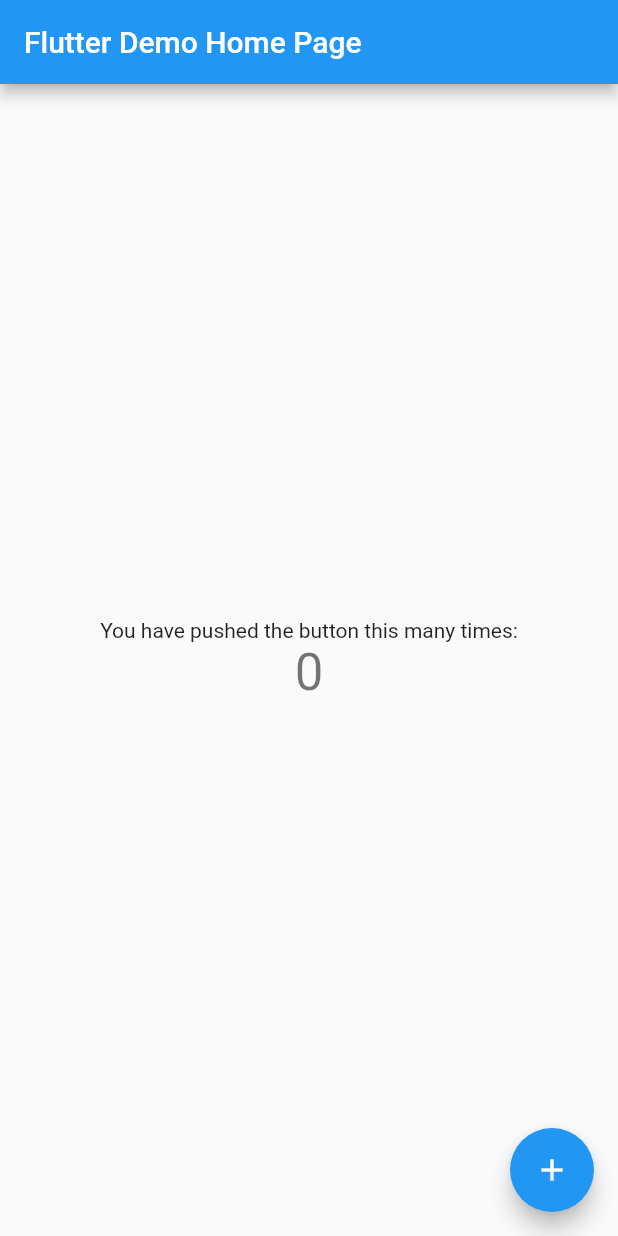
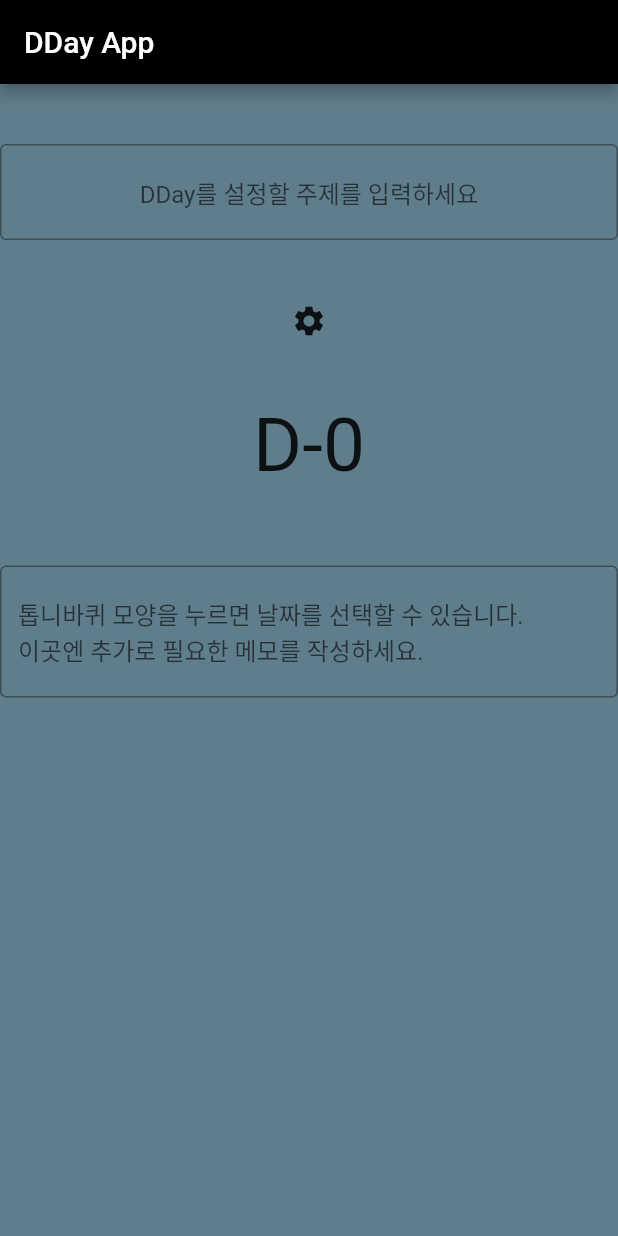
Before and after one commit to Juice-Han/dday_app, a Flutter app: the screen it shows after launch, on a phone screen of 412 x 824 dp. Run offline on Flutter 3.47's test engine with Material 2 defaults, Android fonts, the phone set to English and light mode, and no system bars.

Commit message:
2nd commit

```diff
--- a/lib/main.dart
+++ b/lib/main.dart
@@ -1,115 +1,6 @@
+import 'package:dday_app/screen/home_screen.dart';
 import 'package:flutter/material.dart';
 
 void main() {
-  runApp(const MyApp());
+  runApp(homeScreen());
 }
-
-class MyApp extends StatelessWidget {
-  const MyApp({super.key});
-
-  // This widget is the root of your application.
-  @override
-  Widget build(BuildContext context) {
-    return MaterialApp(
-      title: 'Flutter Demo',
-      theme: ThemeData(
-        // This is the theme of your application.
-        //
-        // Try running your application with "flutter run". You'll see the
-        // application has a blue toolbar. Then, without quitting the app, try
-        // changing the primarySwatch below to Colors.green and then invoke
-        // "hot reload" (press "r" in the console where you ran "flutter run",
-        // or simply save your changes to "hot reload" in a Flutter IDE).
-        // Notice that the counter didn't reset back to zero; the application
-        // is not restarted.
-        primarySwatch: Colors.blue,
-      ),
-      home: const MyHomePage(title: 'Flutter Demo Home Page'),
-    );
-  }
-}
-
-class MyHomePage extends StatefulWidget {
-  const MyHomePage({super.key, required this.title});
-
-  // This widget is the home page of your application. It is stateful, meaning
-  // that it has a State object (defined below) that contains fields that affect
-  // how it looks.
-
-  // This class is the configuration for the state. It holds the values (in this
-  // case the title) provided by the parent (in this case the App widget) and
-  // used by the build method of the State. Fields in a Widget subclass are
-  // always marked "final".
-
-  final String title;
-
-  @override
-  State<MyHomePage> createState() => _MyHomePageState();
-}
-
-class _MyHomePageState extends State<MyHomePage> {
-  int _counter = 0;
-
-  void _incrementCounter() {
-    setState(() {
-      // This call to setState tells the Flutter framework that something has
-      // changed in this State, which causes it to rerun the build method below
-      // so that the display can reflect the updated values. If we changed
-      // _counter without calling setState(), then the build method would not be
-      // called again, and so nothing would appear to happen.
-      _counter++;
-    });
-  }
-
-  @override
-  Widget build(BuildContext context) {
-    // This method is rerun every time setState is called, for instance as done
-    // by the _incrementCounter method above.
-    //
-    // The Flutter framework has been optimized to make rerunning build methods
-    // fast, so that you can just rebuild anything that needs updating rather
-    // than having to individually change instances of widgets.
-    return Scaffold(
-      appBar: AppBar(
-        // Here we take the value from the MyHomePage object that was created by
-        // the App.build method, and use it to set our appbar title.
-        title: Text(widget.title),
-      ),
-      body: Center(
-        // Center is a layout widget. It takes a single child and positions it
-        // in the middle of the parent.
-        child: Column(
-          // Column is also a layout widget. It takes a list of children and
-          // arranges them vertically. By default, it sizes itself to fit its
-          // children horizontally, and tries to be as tall as its parent.
-          //
-          // Invoke "debug painting" (press "p" in the console, choose the
-          // "Toggle Debug Paint" action from the Flutter Inspector in Android
-          // Studio, or the "Toggle Debug Paint" command in Visual Studio Code)
-          // to see the wireframe for each widget.
-          //
-          // Column has various properties to control how it sizes itself and
-          // how it positions its children. Here we use mainAxisAlignment to
-          // center the children vertically; the main axis here is the vertical
-          // axis because Columns are vertical (the cross axis would be
-          // horizontal).
-          mainAxisAlignment: MainAxisAlignment.center,
-          children: <Widget>[
-            const Text(
-              'You have pushed the button this many times:',
-            ),
-            Text(
-              '$_counter',
-              style: Theme.of(context).textTheme.headlineMedium,
-            ),
-          ],
-        ),
-      ),
-      floatingActionButton: FloatingActionButton(
-        onPressed: _incrementCounter,
-        tooltip: 'Increment',
-        child: const Icon(Icons.add),
-      ), // This trailing comma makes auto-formatting nicer for build methods.
-    );
-  }
-}
--- /dev/null
+++ b/lib/screen/home_screen.dart
@@ -0,0 +1,107 @@
+import 'package:flutter/cupertino.dart';
+import 'package:flutter/material.dart';
+import 'package:flutter/src/widgets/framework.dart';
+import 'package:flutter/src/widgets/placeholder.dart';
+
+class homeScreen extends StatelessWidget {
+  const homeScreen({super.key});
+
+  @override
+  Widget build(BuildContext context) {
+    return MaterialApp(
+      home: SafeArea(
+        child: Scaffold(
+          appBar: AppBar(
+            title: Text('DDay App'),
+            backgroundColor: Colors.black,
+          ),
+          body: Container(
+            color: Colors.blueGrey,
+            child: Column(
+              mainAxisAlignment: MainAxisAlignment.spaceBetween,
+              crossAxisAlignment: CrossAxisAlignment.stretch,
+              children: [
+                _DDay(),
+              ],
+            ),
+          ),
+        ),
+      ),
+    );
+  }
+}
+
+class _DDay extends StatefulWidget {
+  _DDay({super.key});
+
+  @override
+  State<_DDay> createState() => __DDayState();
+}
+
+class __DDayState extends State<_DDay> {
+  DateTime now = DateTime.now();
+  int days = 0;
+
+  @override
+  Widget build(BuildContext context) {
+    return Center(
+      child: Column(
+        children: [
+          SizedBox(
+            height: 40,
+          ),
+          TextField(
+            textAlign: TextAlign.center,
+            decoration: InputDecoration(
+              border: OutlineInputBorder(
+                borderSide: BorderSide(color: Colors.black)
+              ),
+              hintText: 'DDay를 설정할 주제를 입력하세요',
+            ),
+          ),
+          SizedBox(height: 30,),
+          IconButton(
+            onPressed: () {
+              showCupertinoDialog(
+                context: context,
+                builder: (BuildContext context) {
+                  return Align(
+                    alignment: Alignment.bottomCenter,
+                    child: Container(
+                      color: Colors.white,
+                      height: 300,
+                      child: CupertinoDatePicker(
+                        mode: CupertinoDatePickerMode.date,
+                        onDateTimeChanged: (DateTime date) {
+                          setState(() {
+                            days = DateTime(date.year,date.month,date.day).difference(now).inDays+1;
+                          });
+                        },
+                      ),
+                    ),
+                  );
+                },
+                barrierDismissible: true,
+              );
+            },
+            icon: Icon(
+              Icons.settings,
+            ),
+          ),
+          SizedBox(height: 30,),
+          Text('D-${days}',style: TextStyle(fontSize: 50),),
+          SizedBox(height: 50,),
+          TextField(
+            decoration: InputDecoration(border: OutlineInputBorder(
+                borderSide: BorderSide(color: Colors.black),
+              ),
+              hintText: '톱니바퀴 모양을 누르면 날짜를 선택할 수 있습니다.\n이곳엔 추가로 필요한 메모를 작성하세요.'),
+            keyboardType: TextInputType.multiline,
+            maxLines: null,
+
+          ),
+        ],
+      ),
+    );
+  }
+}
```
